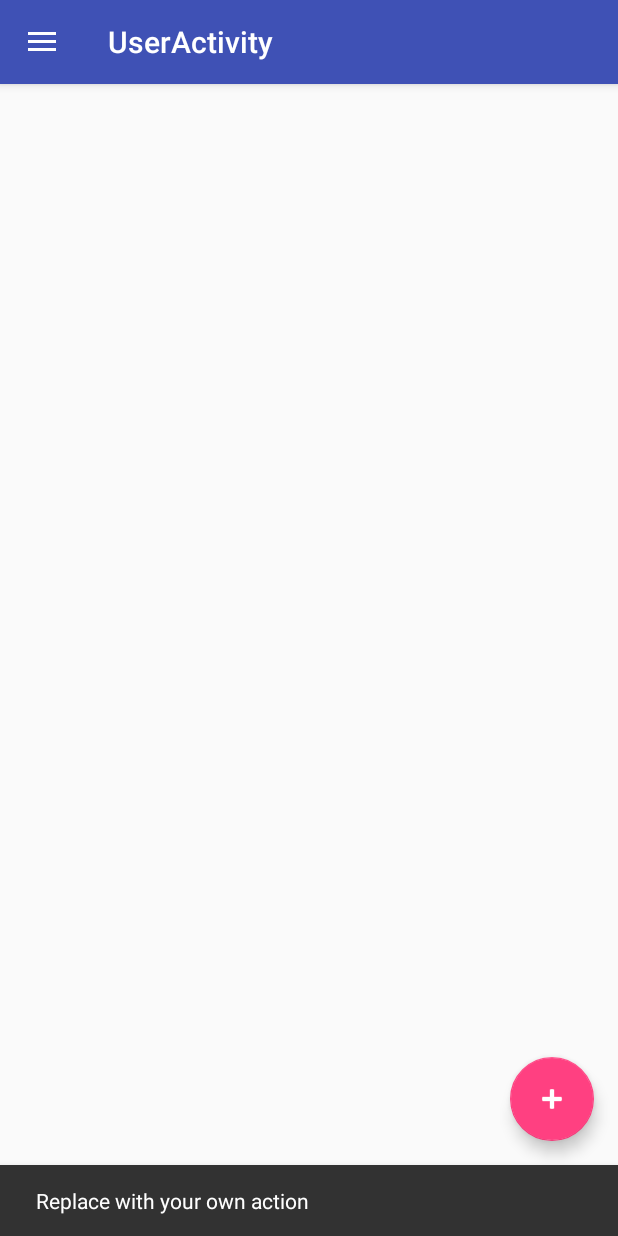
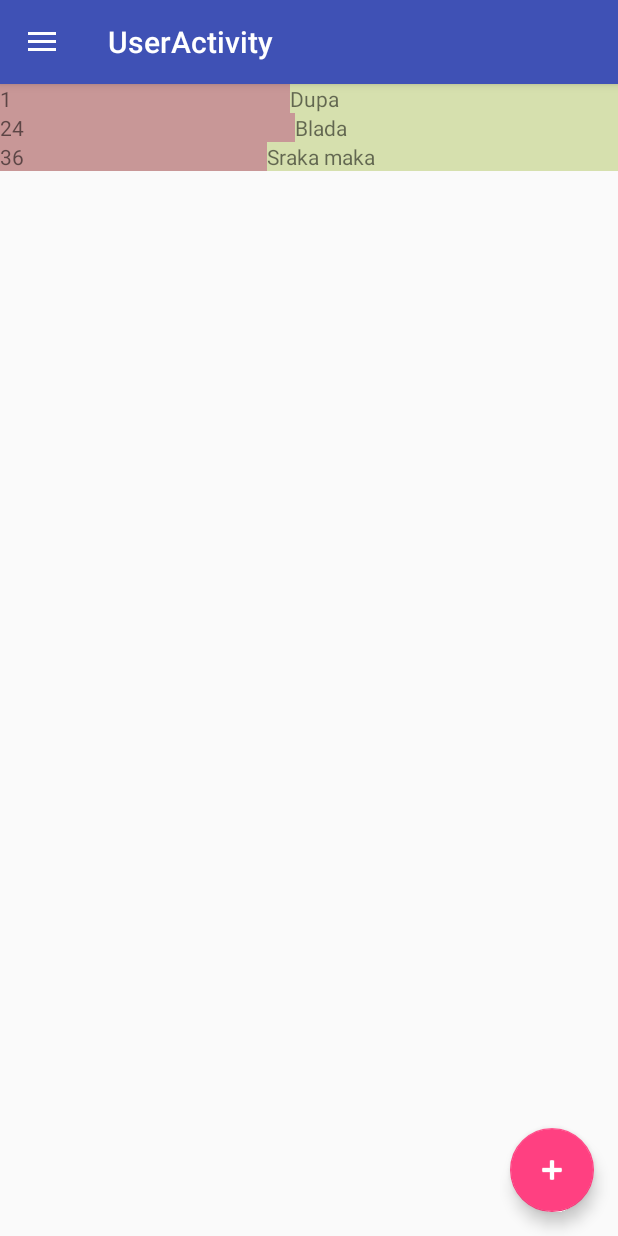
Before and after one commit to krystiankaluzny/ProjectTracker, an Android app: the screen it shows after launch (UserActivity), in the side drawer, after a tap on "Gallery", on a phone screen of 412 x 824 dp. Run offline under Robolectric (Android 15) with nearby library versions, the phone set to English and light mode, and no system bars; libraries missing offline, so code that uses them is left out: com.raizlabs.android; 3 statements that could not run were skipped.

Commit message:
Add User activity

```diff
--- a/app/build.gradle
+++ b/app/build.gradle
@@ -31,6 +31,7 @@ dependencies {
     implementation "org.jetbrains.kotlin:kotlin-stdlib-jre7:$kotlin_version"
     implementation 'com.android.support:appcompat-v7:26.1.0'
     implementation 'com.android.support.constraint:constraint-layout:1.0.2'
+    implementation 'com.android.support:recyclerview-v7:26.1.0'
 
     testImplementation 'junit:junit:4.12'
     androidTestImplementation 'com.android.support.test:runner:1.0.1'
--- a/app/src/main/AndroidManifest.xml
+++ b/app/src/main/AndroidManifest.xml
@@ -9,7 +9,7 @@
         android:roundIcon="@mipmap/ic_launcher_round"
         android:supportsRtl="true"
         android:theme="@style/AppTheme">
-        <activity android:name=".activity.MainActivity">
+        <activity android:name=".ui.MainActivity">
             <intent-filter>
                 <action android:name="android.intent.action.MAIN" />
 
@@ -17,7 +17,7 @@
             </intent-filter>
         </activity>
         <activity
-            android:name=".activity.UserActivity"
+            android:name=".ui.user.UserActivity"
             android:label="@string/title_activity_user"
             android:theme="@style/AppTheme.NoActionBar">
         </activity>
--- a/app/src/main/java/app/obywatel/togglnative/repository/User.kt
+++ b/app/src/main/java/app/obywatel/togglnative/repository/User.kt
@@ -6,7 +6,7 @@ import com.raizlabs.android.dbflow.annotation.Table
 import com.raizlabs.android.dbflow.annotation.Unique
 
 @Table(database = AppDatabase::class, allFields = true)
-public class User(
+class User(
         @PrimaryKey @Unique @NotNull var id: Int? = null,
         @Unique @NotNull var apiToken: String? = null
 )
--- a/app/src/main/java/app/obywatel/togglnative/activity/MainActivity.kt
+++ b/app/src/main/java/app/obywatel/togglnative/ui/MainActivity.kt
@@ -1,9 +1,10 @@
-package app.obywatel.togglnative.activity
+package app.obywatel.togglnative.ui
 
 import android.os.Bundle
 import android.support.v7.app.AppCompatActivity
 import app.obywatel.togglnative.R
 import app.obywatel.togglnative.repository.AppDatabase
+import app.obywatel.togglnative.ui.user.UserActivity
 import com.raizlabs.android.dbflow.config.DatabaseConfig
 import com.raizlabs.android.dbflow.config.FlowConfig
 import com.raizlabs.android.dbflow.config.FlowManager
--- /dev/null
+++ b/app/src/main/java/app/obywatel/togglnative/ui/UiExtensions.kt
@@ -0,0 +1,9 @@
+package app.obywatel.togglnative.ui
+
+import android.view.LayoutInflater
+import android.view.View
+import android.view.ViewGroup
+
+fun ViewGroup.inflate(layoutRes: Int): View {
+    return LayoutInflater.from(context).inflate(layoutRes, this, false)
+}
--- a/app/src/main/java/app/obywatel/togglnative/activity/UserActivity.kt
+++ b/app/src/main/java/app/obywatel/togglnative/ui/user/UserActivity.kt
@@ -1,19 +1,24 @@
-package app.obywatel.togglnative.activity
+package app.obywatel.togglnative.ui.user
 
 import android.content.Context
 import android.content.Intent
 import android.os.Bundle
 import android.support.design.widget.NavigationView
-import android.support.design.widget.Snackbar
 import android.support.v4.view.GravityCompat
 import android.support.v7.app.ActionBarDrawerToggle
 import android.support.v7.app.AppCompatActivity
+import android.support.v7.widget.LinearLayoutManager
+import android.util.Log
 import android.view.MenuItem
 import app.obywatel.togglnative.R
 import kotlinx.android.synthetic.main.user_activity.*
 import kotlinx.android.synthetic.main.user_app_bar.*
+import java.util.*
 
 class UserActivity : AppCompatActivity(), NavigationView.OnNavigationItemSelectedListener {
+
+    private val random = Random()
+    private lateinit var userViews: MutableList<UserView>
 
     companion object {
         fun newIntent(context: Context): Intent {
@@ -26,14 +31,10 @@ class UserActivity : AppCompatActivity(), NavigationView.OnNavigationItemSelecte
         setContentView(R.layout.user_activity)
         setSupportActionBar(toolbar)
 
-        fab.setOnClickListener { view ->
-            Snackbar.make(view, "Replace with your own action", Snackbar.LENGTH_LONG)
-                    .setAction("Action", null).show()
-        }
+        addUserButton.setOnClickListener { addUser() }
 
-        val hamburgerToggle = ActionBarDrawerToggle(this, drawerLayout, toolbar, 0, 0)
-        drawerLayout.addDrawerListener(hamburgerToggle)
-        hamburgerToggle.syncState()
+        initHamburgerButton()
+        initUserList()
 
         navigationView.setNavigationItemSelectedListener(this)
     }
@@ -72,4 +73,29 @@ class UserActivity : AppCompatActivity(), NavigationView.OnNavigationItemSelecte
         drawerLayout.closeDrawer(GravityCompat.START)
         return true
     }
+
+    private fun initHamburgerButton() {
+        val hamburgerToggle = ActionBarDrawerToggle(this, drawerLayout, toolbar, 0, 0)
+        drawerLayout.addDrawerListener(hamburgerToggle)
+        hamburgerToggle.syncState()
+    }
+
+    private fun initUserList() {
+
+        val userView1 = UserView(1, "Dupa")
+        val userView2 = UserView(24, "Blada")
+
+        userViews = mutableListOf(userView1, userView2)
+
+        recycleView.layoutManager = LinearLayoutManager(this)
+        recycleView.adapter = UserAdapter(userViews)
+
+        Log.d("DUPA", "after init user list")
+    }
+
+    private fun addUser() {
+        val userView = UserView(random.nextInt(100), "Sraka maka")
+        userViews.add(userView)
+        recycleView.adapter.notifyItemInserted(userViews.size)
+    }
 }
--- /dev/null
+++ b/app/src/main/java/app/obywatel/togglnative/ui/user/UserAdapter.kt
@@ -0,0 +1,27 @@
+package app.obywatel.togglnative.ui.user
+
+import android.support.v7.widget.RecyclerView
+import android.view.View
+import android.view.ViewGroup
+import app.obywatel.togglnative.R
+import app.obywatel.togglnative.ui.inflate
+import kotlinx.android.synthetic.main.user_row.view.*
+
+
+class UserAdapter(private val userViews: List<UserView>) : RecyclerView.Adapter<UserAdapter.ViewHolder>() {
+
+    override fun getItemCount() = userViews.size
+
+    override fun onBindViewHolder(holder: ViewHolder, position: Int) = holder.bind(userViews[position])
+
+    override fun onCreateViewHolder(parent: ViewGroup, viewType: Int) = ViewHolder(parent.inflate(R.layout.user_row))
+
+    class ViewHolder(private val view: View) : RecyclerView.ViewHolder(view) {
+
+        fun bind(userView: UserView) = with(view) {
+            userIdTextView.text = userView.id.toString()
+            userNameTextView.text = userView.name
+        }
+    }
+
+}
--- /dev/null
+++ b/app/src/main/java/app/obywatel/togglnative/ui/user/UserView.kt
@@ -0,0 +1,3 @@
+package app.obywatel.togglnative.ui.user
+
+class UserView(val id: Int, val name: String)
--- a/app/src/main/res/layout/activity_main.xml
+++ b/app/src/main/res/layout/activity_main.xml
@@ -5,7 +5,7 @@
     xmlns:tools="http://schemas.android.com/tools"
     android:layout_width="match_parent"
     android:layout_height="match_parent"
-    tools:context="app.obywatel.togglnative.activity.MainActivity">
+    tools:context="app.obywatel.togglnative.ui.MainActivity">
 
     <TextView
         android:layout_width="wrap_content"
--- a/app/src/main/res/layout/user_app_bar.xml
+++ b/app/src/main/res/layout/user_app_bar.xml
@@ -5,7 +5,7 @@
     xmlns:tools="http://schemas.android.com/tools"
     android:layout_width="match_parent"
     android:layout_height="match_parent"
-    tools:context="app.obywatel.togglnative.activity.UserActivity">
+    tools:context="app.obywatel.togglnative.ui.user.UserActivity">
 
     <android.support.design.widget.AppBarLayout
         android:layout_width="match_parent"
@@ -28,16 +28,20 @@
         android:layout_width="match_parent"
         android:layout_height="match_parent"
         app:layout_behavior="@string/appbar_scrolling_view_behavior"
-        tools:context="app.obywatel.togglnative.activity.UserActivity"
+        tools:context="app.obywatel.togglnative.ui.user.UserActivity"
         tools:showIn="@layout/user_app_bar">
 
-        <!--content here-->
+        <android.support.v7.widget.RecyclerView
+            android:id="@+id/recycleView"
+            android:scrollbars="vertical"
+            android:layout_width="match_parent"
+            android:layout_height="match_parent"/>
 
     </android.support.constraint.ConstraintLayout>
 
 
     <android.support.design.widget.FloatingActionButton
-        android:id="@+id/fab"
+        android:id="@+id/addUserButton"
         android:layout_width="wrap_content"
         android:layout_height="wrap_content"
         android:layout_gravity="bottom|end"
--- /dev/null
+++ b/app/src/main/res/layout/user_row.xml
@@ -0,0 +1,21 @@
+<?xml version="1.0" encoding="utf-8"?>
+<LinearLayout
+    xmlns:android="http://schemas.android.com/apk/res/android"
+    android:layout_width="match_parent"
+    android:layout_height="wrap_content"
+    android:orientation="horizontal">
+
+    <TextView
+        android:id="@+id/userIdTextView"
+        android:background="#748b2020"
+        android:layout_width="wrap_content"
+        android:layout_height="wrap_content"
+        android:layout_weight="1" />
+
+    <TextView
+        android:background="#578fac1d"
+        android:id="@+id/userNameTextView"
+        android:layout_width="wrap_content"
+        android:layout_height="wrap_content"
+        android:layout_weight="1" />
+</LinearLayout>
```
Also changed, not shown: 1 other file.
